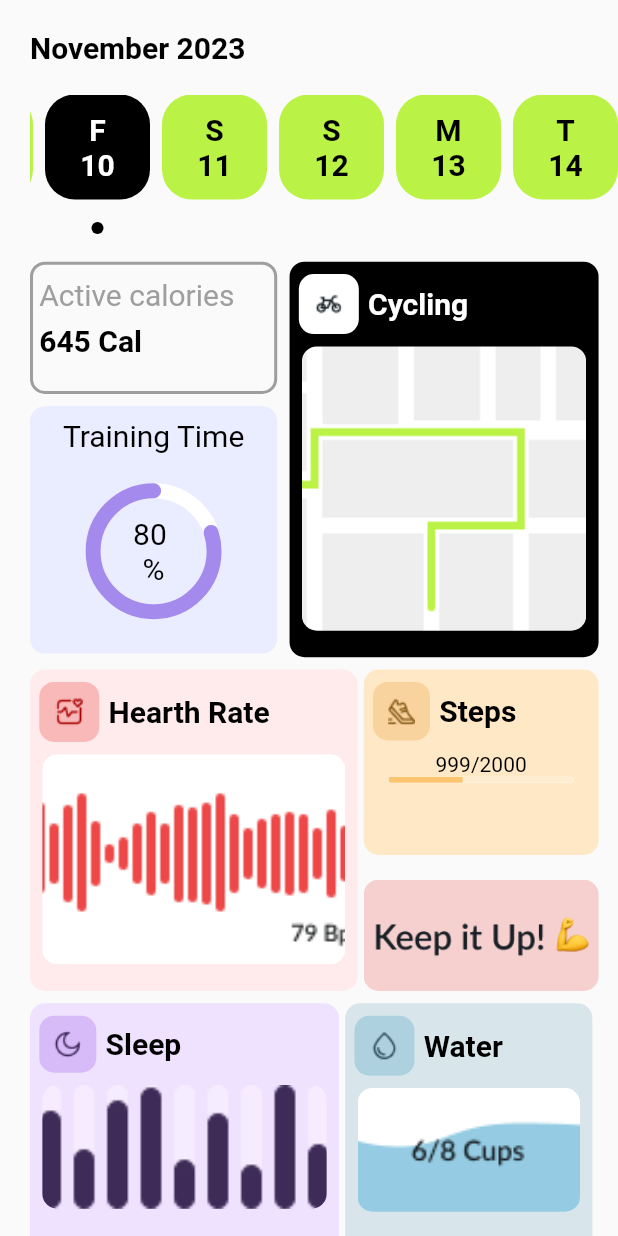
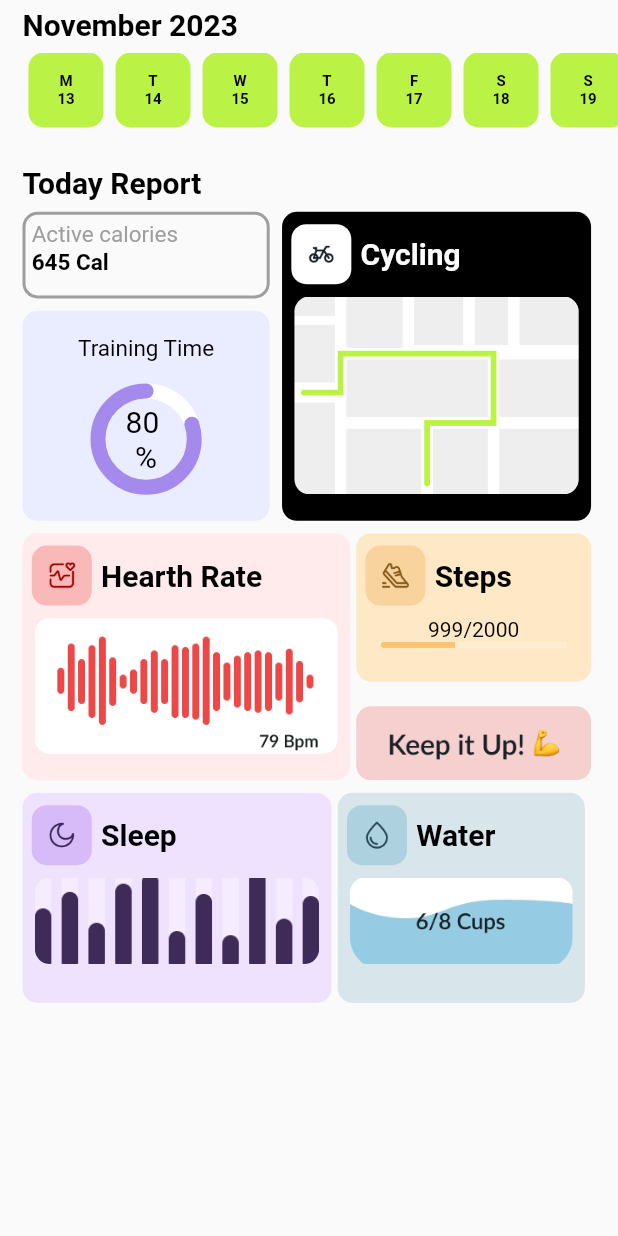
Before and after one commit to 1-MuhammadAli/Health_App, a Flutter app: the Analytics screen opened directly, on a phone screen of 412 x 824 dp. Run offline on Flutter 3.47's test engine with Material 2 defaults, Android fonts, the phone set to English and light mode, and no system bars; drawn by our look-alikes of sleek_circular_slider; our stand-ins replace google_nav_bar; missing offline and left inert: dart:ffi.

Commit message:
Updated UI of Health App

```diff
--- a/lib/analytics.dart
+++ b/lib/analytics.dart
@@ -32,7 +32,7 @@ class _AnalyticsState extends State<Analytics> {
 
   Widget titleView() {
     return Padding(
-      padding: const EdgeInsets.fromLTRB(0, 0, 0, 20),
+      padding: const EdgeInsets.fromLTRB(0, 0, 0, 7),
       child: Text(
         date_util.DateUtils.months[currentDateTime.month - 1] +
             ' ' +
@@ -46,7 +46,7 @@ class _AnalyticsState extends State<Analytics> {
   Widget hrizontalCapsuleListView() {
     return Container(
       width: width,
-      height: 95,
+      height: 75,
       child: ListView.builder(
         controller: scrollController,
         scrollDirection: Axis.horizontal,
@@ -73,10 +73,10 @@ class _AnalyticsState extends State<Analytics> {
             crossAxisAlignment: CrossAxisAlignment.center,
             children: [
               Container(
-                width: 70,
-                height: 70,
+                width: 50,
+                height: 50,
                 decoration: BoxDecoration(
-                    borderRadius: BorderRadius.circular(20),
+                    borderRadius: BorderRadius.circular(10),
                     color: (currentMonthList[index].day != currentDateTime.day)
                     ? const Color(0xffBBF246)
                     : Colors.black,
@@ -113,7 +113,7 @@ class _AnalyticsState extends State<Analytics> {
                         date_util.DateUtils
                             .weekdays[currentMonthList[index].weekday - 1],
                         style: TextStyle(
-                            fontSize: 20,
+                            fontSize: 10,
                             fontWeight: FontWeight.bold,
                             color:
                             (currentMonthList[index].day != currentDateTime.day)
@@ -123,7 +123,7 @@ class _AnalyticsState extends State<Analytics> {
                       Text(
                         currentMonthList[index].day.toString(),
                         style: TextStyle(
-                            fontSize: 20,
+                            fontSize: 10,
                             fontWeight: FontWeight.bold,
                             color:
                             (currentMonthList[index].day != currentDateTime.day)
@@ -136,7 +136,7 @@ class _AnalyticsState extends State<Analytics> {
                 ),
               ),
               const SizedBox(
-                height: 15,
+                height: 5,
               ),
               currentMonthList[index].day != currentDateTime.day ?
               Container() : Container(
@@ -169,8 +169,8 @@ class _AnalyticsState extends State<Analytics> {
   Widget caloriesView(){
     return Container(
       width: width*0.4,
-      height: height*0.107,
-      padding: EdgeInsets.only(top: height*0.01,left: width*0.01, bottom: height*0.01),
+      height: height*0.07,
+      padding: EdgeInsets.only(top: height*0.005,left: width*0.01, bottom: height*0.0001),
       decoration: BoxDecoration(
         borderRadius: BorderRadius.circular(10.0),
         border: Border.all(
@@ -184,13 +184,13 @@ class _AnalyticsState extends State<Analytics> {
           Text("Active calories",
           style: TextStyle(
             color: Colors.grey,
-            fontSize: 20.0,
+            fontSize: 15.0,
           ),),
-          SizedBox(height: height * 0.01,),
+          SizedBox(height: height * 0.001,),
           Text("645 Cal",
           style: TextStyle(
             color: Colors.black,
-            fontSize: 20.0,
+            fontSize: 15.0,
             fontWeight: FontWeight.bold
           ),)
         ],
@@ -201,8 +201,8 @@ class _AnalyticsState extends State<Analytics> {
   Widget trainingTimeView(){
     return Container(
       width: width*0.4,
-      height: height*0.2,
-      padding: EdgeInsets.only(top: height*0.01,bottom: height*0.01),
+      height: height*0.17,
+      padding: EdgeInsets.only(top: height*0.02,bottom: height*0.003),
       decoration: BoxDecoration(
         borderRadius: BorderRadius.circular(10.0),
         color: Color(0xffEAECFF),
@@ -213,11 +213,11 @@ class _AnalyticsState extends State<Analytics> {
           Center(
             child: Text("Training Time",
             style: TextStyle(
-              fontSize: 20,
+              fontSize: 15,
               color: Colors.black
             ),),
           ),
-          SizedBox(height: 20.0,),
+          SizedBox(height: 14.0,),
           Center(
             child: SleekCircularSlider(
               onChange: (double value) {
@@ -235,7 +235,7 @@ class _AnalyticsState extends State<Analytics> {
                 counterClockwise: true,
                 angleRange: 360,
                 startAngle: 270,
-                size: height*0.11,
+                size: height*0.09,
                 customColors: CustomSliderColors(
                   progressBarColor: const Color(0xffA48AED),
                   trackColor: Colors.white,
@@ -273,7 +273,7 @@ class _AnalyticsState extends State<Analytics> {
   Widget cyclingView(){
     return Container(
       width: width*0.5,
-      height: height*0.32,
+      height: height*0.25,
       padding: EdgeInsets.only(top: height*0.01),
       decoration: BoxDecoration(
         borderRadius: BorderRadius.circular(10.0),
@@ -299,7 +299,7 @@ class _AnalyticsState extends State<Analytics> {
           Padding(
             padding:  EdgeInsets.all(height*0.01),
             child: Container(
-              height: height*0.23,
+              height: height*0.16,
                 decoration: BoxDecoration(
                   borderRadius: BorderRadius.circular(10.0),
                   image: DecorationImage(
@@ -317,7 +317,7 @@ class _AnalyticsState extends State<Analytics> {
   Widget heartRate(){
     return Container(
       width: width*0.53,
-      height: height*0.26,
+      height: height*0.2,
       padding: EdgeInsets.only(top: height*0.01),
       decoration: BoxDecoration(
         borderRadius: BorderRadius.circular(10.0),
@@ -343,7 +343,7 @@ class _AnalyticsState extends State<Analytics> {
           Padding(
             padding:  EdgeInsets.all(height*0.01),
             child: Container(
-              height: height*0.17,
+              height: height*0.11,
               decoration: BoxDecoration(
                   borderRadius: BorderRadius.circular(10.0),
                   image: DecorationImage(
@@ -361,7 +361,7 @@ class _AnalyticsState extends State<Analytics> {
   Widget sleepView(){
     return Container(
       width: width*0.5,
-      height: height*0.2,
+      height: height*0.17,
       padding: EdgeInsets.only(top: height*0.01),
       decoration: BoxDecoration(
         borderRadius: BorderRadius.circular(10.0),
@@ -387,7 +387,7 @@ class _AnalyticsState extends State<Analytics> {
           Padding(
             padding:  EdgeInsets.all(height*0.01),
             child: Container(
-              height: height*0.10,
+              height: height*0.07,
               decoration: BoxDecoration(
                   borderRadius: BorderRadius.circular(10.0),
                   image: DecorationImage(
@@ -404,7 +404,7 @@ class _AnalyticsState extends State<Analytics> {
   Widget waterView(){
     return Container(
       width: width*0.4,
-      height: height*0.2,
+      height: height*0.17,
       padding: EdgeInsets.only(top: height*0.01),
       decoration: BoxDecoration(
         borderRadius: BorderRadius.circular(10.0),
@@ -430,7 +430,7 @@ class _AnalyticsState extends State<Analytics> {
           Padding(
             padding:  EdgeInsets.all(height*0.01),
             child: Container(
-              height: height*0.10,
+              height: height*0.07,
               decoration: BoxDecoration(
                   borderRadius: BorderRadius.circular(10.0),
                   image: DecorationImage(
@@ -448,7 +448,7 @@ class _AnalyticsState extends State<Analytics> {
   Widget stepsView(){
     return Container(
       width: width*0.38,
-      height: height*0.15,
+      height: height*0.12,
       padding: EdgeInsets.only(top: height*0.01),
       decoration: BoxDecoration(
         borderRadius: BorderRadius.circular(10.0),
@@ -511,14 +511,20 @@ class _AnalyticsState extends State<Analytics> {
     return  Scaffold(
         body: SafeArea(
             child: Padding(
-              padding: const EdgeInsets.only(left: 20.0, top: 20.0),
+              padding: const EdgeInsets.only(left: 15.0, top: 5.0),
               child: SingleChildScrollView(
                 child: Column(
                   mainAxisAlignment: MainAxisAlignment.start,
                   crossAxisAlignment: CrossAxisAlignment.start,
                   children: [
                     topView(),
-                    SizedBox(height: height*0.02,),
+                    const Text("Today Report",
+                      style: TextStyle(
+                        color: Colors.black,
+                        fontWeight: FontWeight.bold,
+                        fontSize: 20,
+                      ),),
+                    SizedBox(height: height*0.01,),
                     Row(
                       crossAxisAlignment: CrossAxisAlignment.start,
                       children: [
@@ -548,7 +554,7 @@ class _AnalyticsState extends State<Analytics> {
                             stepsView(),
                             SizedBox(height: height*0.02,),
                             Container(
-                              height: height*0.09,
+                              height: height*0.06,
                               width: width*0.38,
                               decoration: BoxDecoration(
                                 borderRadius: BorderRadius.circular(10.0),
```
Also changed, not shown: images/2x/cycling.png (added), images/2x/graph.png (added), images/2x/heart.png (added), images/2x/map.png (added), images/2x/sleep.png (added), images/2x/sleep_graph.png (added), images/2x/steps.png (added), images/2x/water1.png (added), images/2x/water_graph.png (added), images/3x/cycling.png (added), images/3x/graph.png (added), images/3x/heart.png (added), images/3x/map.png (added), images/3x/sleep.png (added), 4 more files.
